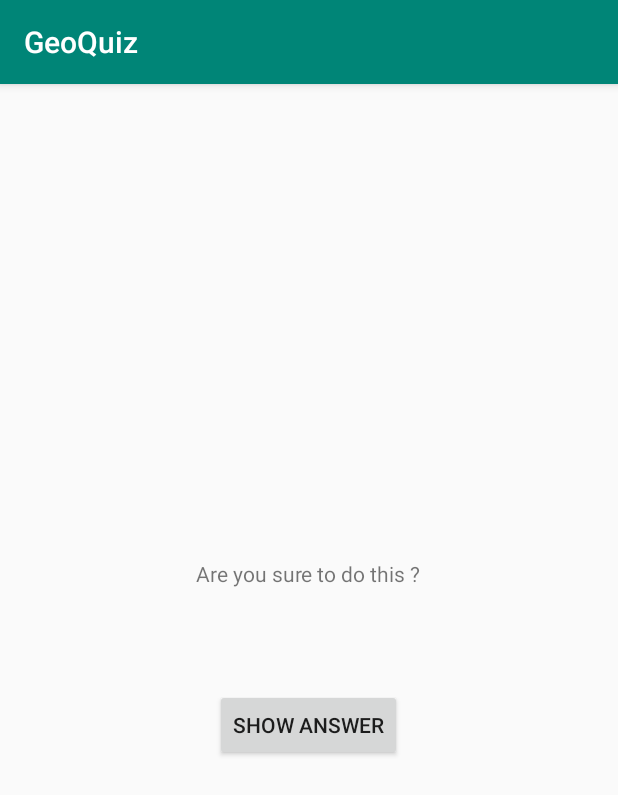
After one commit to chenyongda2018/GeoQuiz, an Android app: the CheatActivity screen opened directly, with no data from a screen before it, on a phone screen of 412 x 824 dp. The commit adds this screen. Shown: the top 795 px of the screen. Run offline under Robolectric (Android 15) with nearby library versions, the phone set to English and light mode, and no system bars.

Commit message:
完成作弊按钮

```diff
--- a/app/src/main/AndroidManifest.xml
+++ b/app/src/main/AndroidManifest.xml
@@ -16,6 +16,7 @@
                 <category android:name="android.intent.category.LAUNCHER" />
             </intent-filter>
         </activity>
+        <activity android:name=".CheatActivity"></activity>
     </application>
 
 </manifest>
--- /dev/null
+++ b/app/src/main/java/example/chen/com/geoquiz/CheatActivity.java
@@ -0,0 +1,59 @@
+package example.chen.com.geoquiz;
+
+import android.content.Context;
+import android.content.Intent;
+import android.support.v7.app.AppCompatActivity;
+import android.os.Bundle;
+import android.view.View;
+import android.widget.Button;
+import android.widget.TextView;
+
+public class CheatActivity extends AppCompatActivity implements View.OnClickListener{
+
+    private static final String EXTRA_ANSWER_IS_TRUE = "com.example.chen.answer_is_true";
+    private static final String EXTRA_ANSWER_SHOWN = "com.example.chen.answer_is_shown";
+
+    private boolean mAnswerIsTrue;
+    private Button showAnswerButton;
+    private TextView mAnswerTextView;
+    @Override
+    protected void onCreate(Bundle savedInstanceState) {
+        super.onCreate(savedInstanceState);
+        setContentView(R.layout.activity_cheat);
+        mAnswerIsTrue = getIntent().getBooleanExtra(EXTRA_ANSWER_IS_TRUE, false);
+        mAnswerTextView = (TextView) findViewById(R.id.answer_text_view);
+        showAnswerButton = (Button) findViewById(R.id.show_answer_button);
+        showAnswerButton.setOnClickListener(this);
+
+    }
+
+    public static Intent newIntent(Context context, boolean answerIsTrue) {
+        Intent intent = new Intent(context, CheatActivity.class);
+        intent.putExtra(EXTRA_ANSWER_IS_TRUE, answerIsTrue);
+        return intent;
+    }
+
+    @Override
+    public void onClick(View v) {
+        switch (v.getId()) {
+            case R.id.show_answer_button:
+                if (mAnswerIsTrue) {
+                    mAnswerTextView.setText(R.string.true_button);
+                } else {
+                    mAnswerTextView.setText(R.string.false_button);
+                }
+                setAnswerShownResult(true);
+                break;
+        }
+    }
+
+    private void setAnswerShownResult(boolean answerIsShown) {
+        Intent intent = new Intent();
+        intent.putExtra(EXTRA_ANSWER_SHOWN,answerIsShown );
+        setResult(RESULT_OK, intent);
+    }
+
+    public static boolean wasAnswerIsShown(Intent result) {
+        return result.getBooleanExtra(EXTRA_ANSWER_SHOWN,false );
+    }
+}
--- /dev/null
+++ b/app/src/main/res/layout/activity_cheat.xml
@@ -0,0 +1,27 @@
+<?xml version="1.0" encoding="utf-8"?>
+<LinearLayout xmlns:android="http://schemas.android.com/apk/res/android"
+    xmlns:tools="http://schemas.android.com/tools"
+    android:layout_width="match_parent"
+    android:layout_height="match_parent"
+    android:gravity="center"
+    android:orientation="vertical">
+
+
+    <TextView
+        android:layout_width="wrap_content"
+        android:layout_height="wrap_content"
+        android:text="@string/warning_text" />
+
+    <TextView
+        android:id="@+id/answer_text_view"
+        android:layout_width="wrap_content"
+        android:layout_height="wrap_content"
+        android:padding="24dp"
+        tools:text="answer" />
+
+    <Button
+        android:id="@+id/show_answer_button"
+        android:layout_width="wrap_content"
+        android:layout_height="wrap_content"
+        android:text="@string/show_answer_button" />
+</LinearLayout>
--- a/app/src/main/res/layout/activity_quiz.xml
+++ b/app/src/main/res/layout/activity_quiz.xml
@@ -30,6 +30,12 @@
 
     </LinearLayout>
 
+    <Button
+        android:id="@+id/cheat_button"
+        android:layout_width="wrap_content"
+        android:layout_height="wrap_content"
+        android:text="@string/cheat_button"
+        />
 
     <LinearLayout
         android:layout_width="wrap_content"
--- a/app/src/main/res/values/strings.xml
+++ b/app/src/main/res/values/strings.xml
@@ -1,15 +1,20 @@
 <resources>
     <string name="app_name">GeoQuiz</string>
-    <string name="question_australia" >Canberra is the capital of Australia.</string>
-    <string name="question_oceans" >The Pacific Ocean is larger than the Atlantic Ocean.</string>
-    <string name="question_mideast" >The Suez Canal connects the Red Sea and the Indian Ocean.</string>
-    <string name="question_africa" >The source of the Nile River is in Egypt.</string>
-    <string name="question_americas" >The Amazon River is the longest river in the Americas.</string>
-    <string name="question_asia" >Lake Baikal is the world \'s oldest and deepest freshwater lake.</string>
-    <string name="true_button" >Yes</string>
-    <string name="false_button" >No</string>
-    <string name="correct_toast" >Correct !</string>
-    <string name="incorrect_toast" >Incorrect !</string>
-    <string name="next_button" >Next</string>
-    <string name="pre_button" >Pre</string>
+    <string name="question_australia">Canberra is the capital of Australia.</string>
+    <string name="question_oceans">The Pacific Ocean is larger than the Atlantic Ocean.</string>
+    <string name="question_mideast">The Suez Canal connects the Red Sea and the Indian Ocean.</string>
+    <string name="question_africa">The source of the Nile River is in Egypt.</string>
+    <string name="question_americas">The Amazon River is the longest river in the Americas.</string>
+    <string name="question_asia">Lake Baikal is the world \'s oldest and deepest freshwater lake.</string>
+    <string name="true_button">Yes</string>
+    <string name="false_button">No</string>
+    <string name="correct_toast">Correct !</string>
+    <string name="incorrect_toast">Incorrect !</string>
+    <string name="next_button">Next</string>
+    <string name="pre_button">Pre</string>
+    <string name="warning_text">Are you sure to do this ?</string>
+    <string name="show_answer_button">Show answer</string>
+    <string name="cheat_button">Cheat !</string>
+    <string name="judgement_toast">Cheat is wrong .</string>
+
 </resources>
```
Also changed, not shown: app/src/main/java/example/chen/com/geoquiz/QuizActivity.java (+43 -30 lines).
